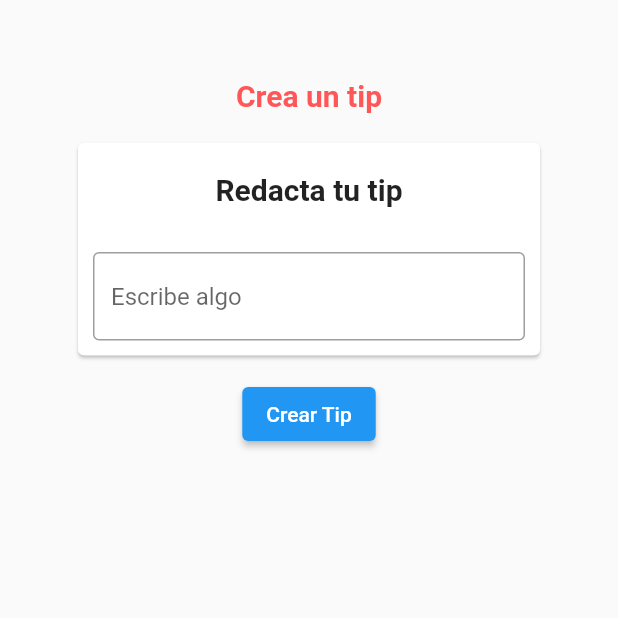
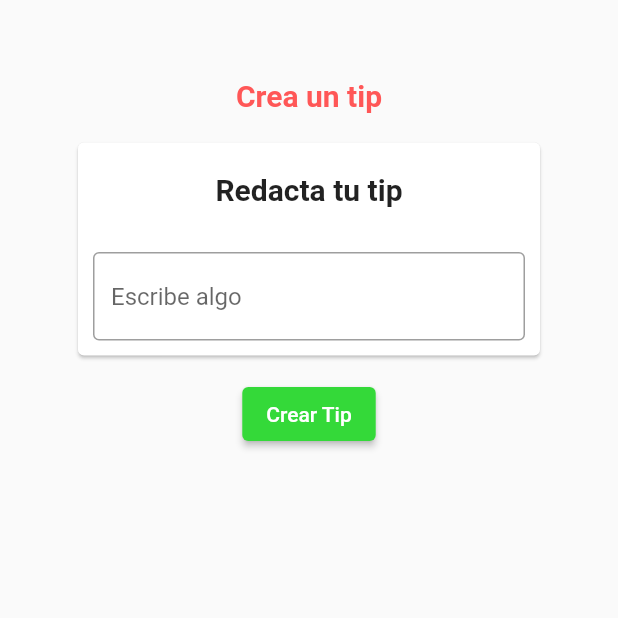
Before and after one commit to GoingTo-ByPascal/CC183-Moviles-MobileApp, a Flutter app: the PlaceTips screen opened directly with empty values, after a tap on "Crear Tip", on a phone screen of 412 x 824 dp, the top half of it. Run offline on Flutter 3.47's test engine with Material 2 defaults, Android fonts, the phone set to English and light mode, and no system bars; network calls fail.

Commit message:
style: buttons color changed to green

```diff
--- a/lib/screens/create_tip.dart
+++ b/lib/screens/create_tip.dart
@@ -75,6 +75,7 @@ class _CreateTipState extends State<CreateTip> {
                 ],
               )),
           ElevatedButton(
+            style: ElevatedButton.styleFrom(primary: Color(0xff34D939)),
             onPressed: () {
               postearTip();
               Navigator.push(
--- a/lib/screens/place_info.dart
+++ b/lib/screens/place_info.dart
@@ -71,6 +71,7 @@ class _PlaceInfoState extends State<PlaceInfo> {
             mainAxisAlignment: MainAxisAlignment.spaceAround,
             children: [
               ElevatedButton(
+                style: ElevatedButton.styleFrom(primary: Color(0xff34D939)),
                 onPressed: () {
                   Navigator.push(
                       context,
@@ -81,6 +82,7 @@ class _PlaceInfoState extends State<PlaceInfo> {
                 child: Text("TIPS"),
               ),
               ElevatedButton(
+                style: ElevatedButton.styleFrom(primary: Color(0xff34D939)),
                 onPressed: () {
                   Navigator.push(
                       context,
--- a/lib/screens/place_tips.dart
+++ b/lib/screens/place_tips.dart
@@ -50,6 +50,7 @@ class _PlaceTipsState extends State<PlaceTips> {
                     color: Color(0xffFF5757)),
               )),
           ElevatedButton(
+            style: ElevatedButton.styleFrom(primary: Color(0xff34D939)),
             onPressed: () {
               Navigator.push(
                   context,
```
